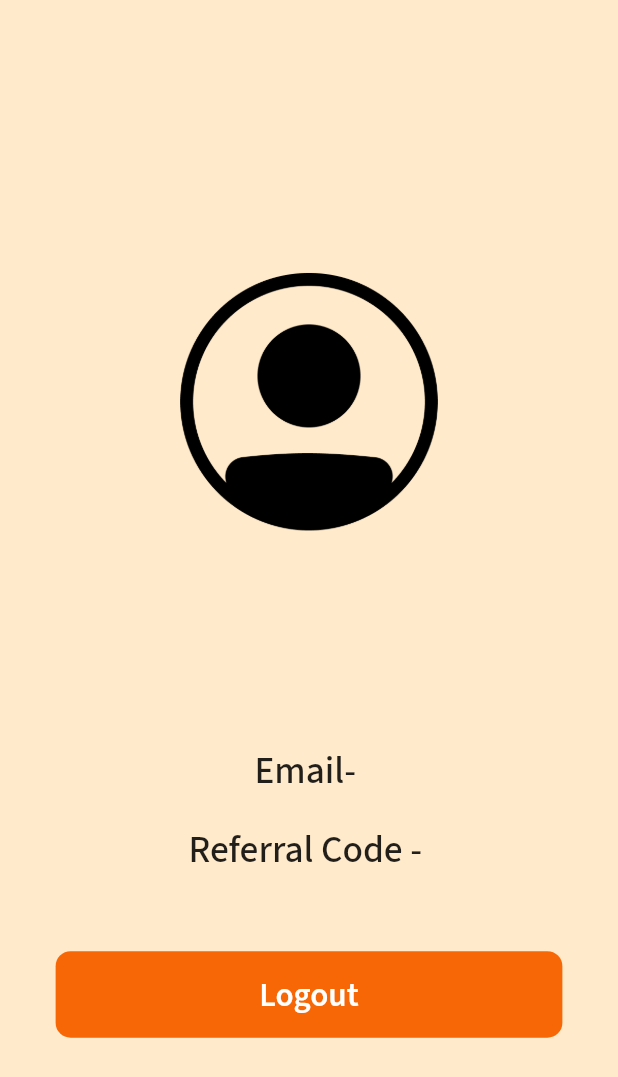
After one commit to Tushar-Mishra999/DeliBuddy, a Flutter app: the OrderRequest screen opened by its route, after a tap on the "person" icon, on a phone screen of 412 x 824 dp. The commit adds this screen. Shown: the top 1077 px of the screen. Run offline on Flutter 3.47's test engine with Material 2 defaults, Android fonts, the light colour scheme and no system bars; our stand-ins replace carousel_slider, cloud_firestore, firebase_auth, firebase_core, firebase_storage, flutter_inset_box_shadow and 5 more; accounts and stored records are empty.

Commit message:
referral ui added

```diff
--- a/lib/main.dart
+++ b/lib/main.dart
@@ -5,9 +5,10 @@ import 'package:delibuddy/views/auth/login_screen.dart';
 import 'package:delibuddy/views/chat/chat_screen.dart';
 import 'package:delibuddy/views/home/home_screen.dart';
 import 'package:delibuddy/views/onboarding_screen.dart';
-import 'package:delibuddy/views/order_place.dart';
+import 'package:delibuddy/order/order_place.dart';
 import 'package:delibuddy/views/detail/order_detail.dart';
 import 'package:delibuddy/views/order_request/order_request.dart';
+import 'package:delibuddy/views/profile/profile_screen.dart';
 import 'package:firebase_core/firebase_core.dart';
 import 'package:flutter/material.dart';
 import 'package:flutter/services.dart';
@@ -35,8 +36,7 @@ class MyApp extends StatelessWidget {
         primarySwatch: Colors.blue,
       ),
       onGenerateRoute: (settings) => generateRoute(settings),
-      home: LoginScreen(),
-      //home: _isLoggedIn ? _type=='client'?const HomeScreen():const OrderRequest() :  OnboardingScreen(),
+      home: FirstScreen(),
     );
   }
 }
--- a/lib/router.dart
+++ b/lib/router.dart
@@ -1,3 +1,4 @@
+import 'package:delibuddy/order/referral_screen.dart';
 import 'package:delibuddy/views/auth/email_verification.dart';
 import 'package:delibuddy/views/chat/chat_screen.dart';
 import 'package:delibuddy/views/detail/order_detail.dart';
@@ -5,10 +6,10 @@ import 'package:delibuddy/views/home/home_screen.dart';
 import 'package:delibuddy/views/auth/login_screen.dart';
 import 'package:delibuddy/views/auth/registration_screen.dart';
 import 'package:delibuddy/views/onboarding_screen.dart';
-import 'package:delibuddy/views/order_place.dart';
+import 'package:delibuddy/order/order_place.dart';
 import 'package:delibuddy/views/order_request/order_request.dart';
+import 'package:delibuddy/views/profile/profile_screen.dart';
 import 'package:flutter/material.dart';
-
 
 Route<dynamic> generateRoute(RouteSettings routeSettings) {
   switch (routeSettings.name) {
@@ -16,6 +17,16 @@ Route<dynamic> generateRoute(RouteSettings routeSettings) {
       return MaterialPageRoute(
         settings: routeSettings,
         builder: (_) => OnboardingScreen(),
+      );
+    case ProfileScreen.routeName:
+      return MaterialPageRoute(
+        settings: routeSettings,
+        builder: (_) => const ProfileScreen(),
+      );
+    case ReferralScreen.routeName:
+      return MaterialPageRoute(
+        settings: routeSettings,
+        builder: (_) => const ReferralScreen(),
       );
     case LoginScreen.routeName:
       return MaterialPageRoute(
@@ -25,7 +36,7 @@ Route<dynamic> generateRoute(RouteSettings routeSettings) {
     case RegistrationScreen.routeName:
       return MaterialPageRoute(
         settings: routeSettings,
-        builder: (_) => RegistrationScreen(),
+        builder: (_) => const RegistrationScreen(),
       );
     case HomeScreen.routeName:
       return MaterialPageRoute(
@@ -47,12 +58,14 @@ Route<dynamic> generateRoute(RouteSettings routeSettings) {
           routeSettings.arguments as Map<String, dynamic>;
       return MaterialPageRoute(
         settings: routeSettings,
-        builder: (_) => OrderDescription(shopName: arguments['shopName'],),
+        builder: (_) => OrderDescription(
+          shopName: arguments['shopName'],
+        ),
       );
     case ChatScreen.routeName:
       // Map<String, dynamic> arguments =
       //     routeSettings.arguments as Map<String, dynamic>;
-          return  MaterialPageRoute(
+      return MaterialPageRoute(
         settings: routeSettings,
         builder: (_) => ChatScreen(
             // name:arguments['name'],
@@ -65,7 +78,7 @@ Route<dynamic> generateRoute(RouteSettings routeSettings) {
     case OrderDetail.routeName:
       Map<String, dynamic> arguments =
           routeSettings.arguments as Map<String, dynamic>;
-          return  MaterialPageRoute(
+      return MaterialPageRoute(
         settings: routeSettings,
         builder: (_) => OrderDetail(
           otp: arguments['otp'],
--- a/lib/views/chat/typing_field.dart
+++ b/lib/views/chat/typing_field.dart
@@ -55,7 +55,7 @@ class _TypingFieldState extends State<TypingField> {
             child: TextField(
               controller: widget.textController,
               onSubmitted: (value) {
-                widget.func(isImage: true);
+                widget.func();
               },
               style: TextStyle(
                 color: Colors.grey.shade800,
@@ -79,6 +79,7 @@ class _TypingFieldState extends State<TypingField> {
                   setState(() {
                     _imageUrl = url;
                     widget.textController.text = _imageUrl!;
+                    widget.func(isImage: true);
                   });
                 }
               }
--- a/lib/views/home/shop.dart
+++ b/lib/views/home/shop.dart
@@ -1,4 +1,4 @@
-import 'package:delibuddy/views/order_place.dart';
+import 'package:delibuddy/order/order_place.dart';
 import 'package:flutter/material.dart';
 import 'package:google_fonts/google_fonts.dart';
 
--- a/lib/views/order_request/order_request.dart
+++ b/lib/views/order_request/order_request.dart
@@ -8,6 +8,8 @@ import 'package:flutter/src/widgets/container.dart';
 import 'package:flutter/src/widgets/framework.dart';
 import 'package:fluttertoast/fluttertoast.dart';
 import 'package:google_fonts/google_fonts.dart';
+
+import '../profile/profile_screen.dart';
 
 class OrderRequest extends StatefulWidget {
   static const routeName = '/order-request';
@@ -80,14 +82,16 @@ class _OrderRequestState extends State<OrderRequest> {
               itemCount: orderList.length,
               itemBuilder: (context, index) {
                 Map<String, dynamic> details = orderList[index];
-                return details['status']=='pending'?RequestCard(
+                return details['status'] == 'pending'
+                    ? RequestCard(
                         size: size,
                         name: details['name'],
                         description: details['description'],
                         shop: details['shop'],
                         address: details['address'],
                         email: details['email'],
-                ):Container();
+                      )
+                    : Container();
               },
             ),
           );
@@ -103,12 +107,30 @@ class _OrderRequestState extends State<OrderRequest> {
     final size = MediaQuery.of(context).size;
     return Scaffold(
       backgroundColor: bgcolor,
-      body: Column(
+      body: SafeArea(
+        child: Column(
           mainAxisAlignment: MainAxisAlignment.start,
           crossAxisAlignment: CrossAxisAlignment.center,
           children: [
+            Padding(
+              padding: const EdgeInsets.all(8.0),
+              child: Row(
+                children: [
+                  const Spacer(),
+                  GestureDetector(
+                    onTap: () {
+                      Navigator.pushNamed(context, ProfileScreen.routeName);
+                    },
+                    child: const Icon(
+                      Icons.person_outlined,
+                      size: 35,
+                    ),
+                  ),
+                ],
+              ),
+            ),
             SizedBox(
-            height: size.height * 0.1,
+              height: size.height * 0.05,
             ),
             Row(
               mainAxisAlignment: MainAxisAlignment.start,
@@ -131,6 +153,7 @@ class _OrderRequestState extends State<OrderRequest> {
             OrderList()
           ],
         ),
+      ),
     );
   }
 }
--- /dev/null
+++ b/lib/views/profile/profile_screen.dart
@@ -0,0 +1,118 @@
+import 'package:cloud_firestore/cloud_firestore.dart';
+import 'package:delibuddy/components/rounded_button.dart';
+import 'package:delibuddy/constants.dart';
+import 'package:delibuddy/views/onboarding_screen.dart';
+import 'package:firebase_auth/firebase_auth.dart';
+import 'package:flutter/material.dart';
+import 'package:google_fonts/google_fonts.dart';
+import 'package:shared_preferences/shared_preferences.dart';
+
+class ProfileScreen extends StatefulWidget {
+  static const routeName = '/profile-screen';
+  const ProfileScreen({super.key});
+
+  @override
+  State<ProfileScreen> createState() => _ProfileScreenState();
+}
+
+class _ProfileScreenState extends State<ProfileScreen> {
+  String name = '';
+  String email = '';
+  String referralCode = '';
+  bool isLoading = true;
+  @override
+  void initState() {
+    super.initState();
+    fetchUserData();
+  }
+
+  void fetchUserData() async {
+    SharedPreferences pref = await SharedPreferences.getInstance();
+    email = pref.getString('email')!;
+    final DocumentSnapshot<Map<String, dynamic>> docSnapshot =
+        await FirebaseFirestore.instance.collection('users').doc(email).get();
+
+    final userData = docSnapshot.data();
+    setState(() {
+      name = userData!['name'];
+      referralCode = userData['referralCode'];
+      isLoading = false;
+    });
+  }
+
+  Future<void> signOut() async {
+    try {
+      await FirebaseAuth.instance.signOut();
+      SharedPreferences prefs = await SharedPreferences.getInstance();
+      prefs.setString('name', '');
+      prefs.setString('email', '');
+      prefs.setBool('isLoggedIn', false);
+      Navigator.pushNamedAndRemoveUntil(
+            context, OnboardingScreen.routeName, (route) => false);
+    } catch (e) {
+      print(e.toString());
+    }
+  }
+
+  @override
+  Widget build(BuildContext context) {
+    final size = MediaQuery.of(context).size;
+    return Scaffold(
+      backgroundColor: bgcolor,
+      body: Center(
+        child: isLoading
+            ? const CircularProgressIndicator(
+                color: color1,
+              )
+            : Column(crossAxisAlignment: CrossAxisAlignment.center, children: [
+                SizedBox(
+                  height: size.height * 0.2,
+                ),
+                Container(
+                  height: size.width * 0.5,
+                  decoration:
+                      BoxDecoration(borderRadius: BorderRadius.circular(10)),
+                  child: Image.asset(
+                    'assets/profile.png',
+                    fit: BoxFit.fill,
+                  ),
+                ),
+                SizedBox(
+                  height: size.height * 0.05,
+                ),
+                Text(
+                  name,
+                  style: GoogleFonts.sourceSansPro(
+                      fontSize: 30, fontWeight: FontWeight.w700),
+                ),
+                SizedBox(
+                  height: size.height * 0.05,
+                ),
+                Text(
+                  'Email- $email',
+                  style: GoogleFonts.sourceSansPro(
+                      fontSize: 25, fontWeight: FontWeight.w500),
+                ),
+                SizedBox(
+                  height: size.height * 0.02,
+                ),
+                Text(
+                  'Referral Code - $referralCode',
+                  style: GoogleFonts.sourceSansPro(
+                      fontSize: 25, fontWeight: FontWeight.w500),
+                ),
+                SizedBox(
+                  height: size.height * 0.06,
+                ),
+                RoundedButton(
+                    title: "Logout",
+                    size: size,
+                    func: () {
+                      signOut();
+                    },
+                    second: false),
+              ]),
+      ),
+    );
+  }
+}
```
Also changed, not shown: lib/firstscreen.dart (+7 -1 lines), lib/order/coupon_card.dart (added, +113 -0 lines), lib/order/order_place.dart (renamed from lib/views/order_place.dart, +15 -5 lines), lib/order/referral_screen.dart (added, +95 -0 lines), lib/services/auth_service.dart (+56 -9 lines), lib/views/auth/registration_screen.dart (+22 -5 lines), lib/views/chat/chat_message.dart (+7 -8 lines), lib/views/chat/chat_screen.dart (+9 -16 lines), lib/views/detail/order_detail.dart (+8 -4 lines), lib/views/detail/otp_field.dart (+8 -5 lines), lib/views/home/home_screen.dart (+28 -5 lines), assets/profile.png (added). Lines whose indentation alone changed are shown as unchanged.
